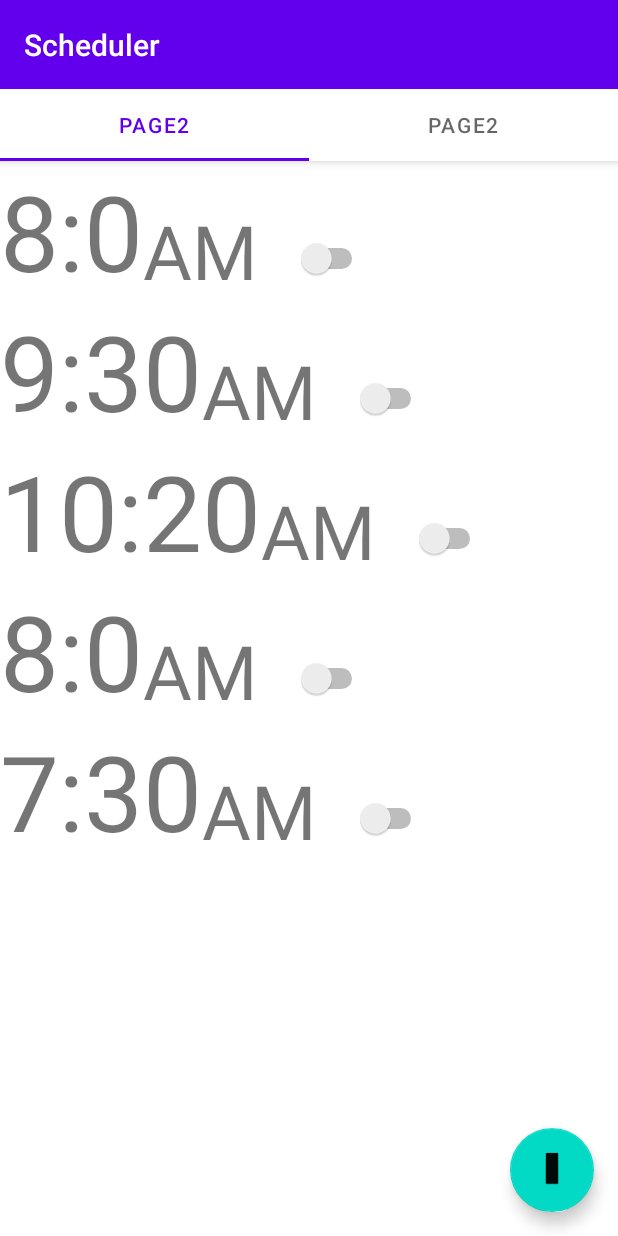
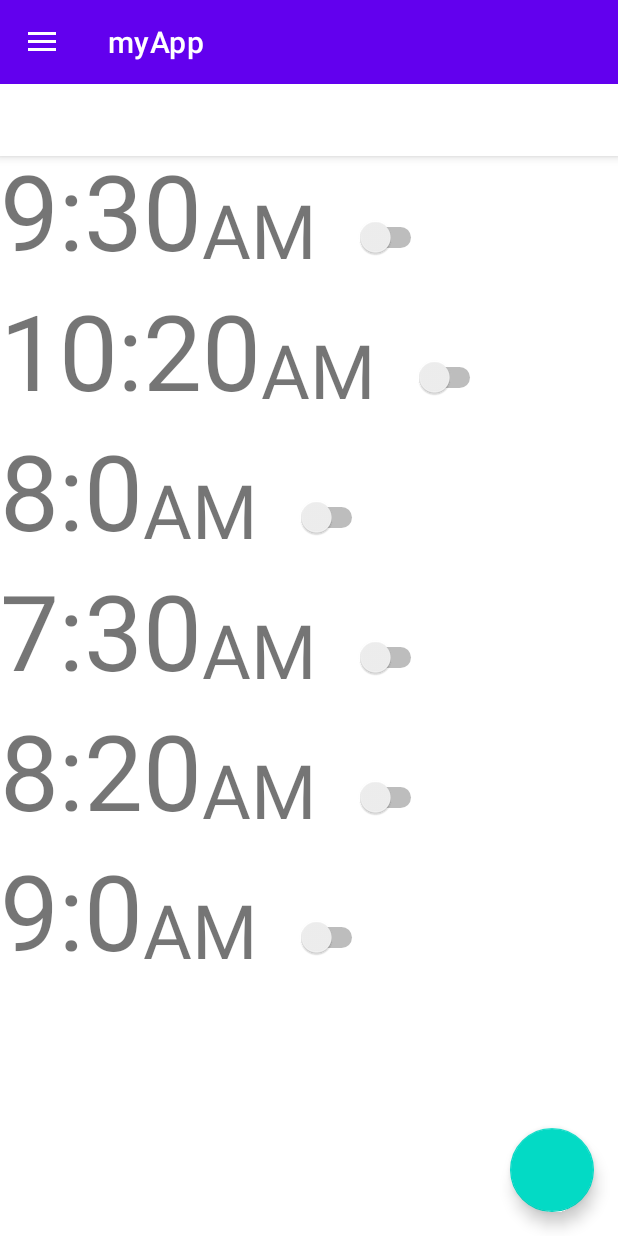
Before and after one commit to yassinebenarbia/Scheduler, an Android app: the screen it shows after launch (MainActivity), on a phone screen of 412 x 824 dp. Run offline under Robolectric (Android 15) with nearby library versions, the phone set to English and light mode, and no system bars.

Commit message:
added the navigation drawer to with an appropriate AppBar, need the add the ability to create threads though.

```diff
--- a/app/build.gradle
+++ b/app/build.gradle
@@ -33,6 +33,7 @@ android {
 
 dependencies {
 
+    implementation 'com.google.android.material:material:1.3.0-alpha03'
     implementation 'com.afollestad.material-dialogs:datetime:3.2.1'
     implementation 'androidx.appcompat:appcompat:1.6.0'
     implementation 'com.google.android.material:material:1.8.0'
--- a/app/src/main/java/com/example/scheduler/Alarm.java
+++ b/app/src/main/java/com/example/scheduler/Alarm.java
@@ -27,6 +27,14 @@ public class Alarm {
         this.state = state;
         this.mountingPoints = mountingPoints;
         this.time = new Time(time);
+    }
+    Alarm(String uuid, Boolean state, Long time, String mountingPoints){
+        this.uuid = UUID.fromString(uuid);
+        this.label="";
+        this.note="";
+        this.state=state;
+        this.mountingPoints=mountingPoints;
+        this.time=new Time(time);
     }
 
     private UUID uuid;
--- a/app/src/main/java/com/example/scheduler/ListOfRows.java
+++ b/app/src/main/java/com/example/scheduler/ListOfRows.java
@@ -47,6 +47,8 @@ public class ListOfRows extends Fragment {
         Date date1 = new Date();
         Date date2 = new Date();
         List<ListRow> listRows = new ArrayList<>();
+        listRows.add(ListRow.newInstance(date1,5,"",""));
+        listRows.add(ListRow.newInstance(date1,5,"",""));
         listRows.add(ListRow.newInstance(date1,5,"",""));
         listRows.add(ListRow.newInstance(date1,5,"",""));
         listRows.add(ListRow.newInstance(date1,5,"",""));
--- a/app/src/main/java/com/example/scheduler/MainActivity.java
+++ b/app/src/main/java/com/example/scheduler/MainActivity.java
@@ -9,29 +9,38 @@ import android.content.Intent;
 import android.os.Build;
 import android.os.Bundle;
 
+import com.google.android.material.appbar.MaterialToolbar;
 import com.google.android.material.floatingactionbutton.FloatingActionButton;
-import com.google.android.material.tabs.TabLayout;
 
+import androidx.annotation.NonNull;
+import androidx.appcompat.app.ActionBarDrawerToggle;
+import androidx.drawerlayout.widget.DrawerLayout;
 import androidx.viewpager.widget.ViewPager;
 import androidx.appcompat.app.AppCompatActivity;
 
+import android.util.Log;
+import android.view.MenuItem;
 import android.view.View;
 import android.widget.TimePicker;
+import android.widget.Toolbar;
 
 import com.example.scheduler.ui.main.SectionsPagerAdapter;
 import com.example.scheduler.databinding.ActivityMainBinding;
 
 import java.sql.SQLException;
 import java.util.Calendar;
+import java.util.UUID;
 
 /**
- *
  * setting the ViewPager with the adapter and
  * the TabLayout with the ViewPager
  */
 public class MainActivity extends AppCompatActivity {
 
     private ActivityMainBinding binding;
+    private MaterialToolbar toolbar;
+    public DrawerLayout drawerLayout;
+    public ActionBarDrawerToggle actionBarDrawerToggle;
     @Override
     protected void onCreate(Bundle savedInstanceState) {
         super.onCreate(savedInstanceState);
@@ -40,15 +49,49 @@ public class MainActivity extends AppCompatActivity {
         setContentView(binding.getRoot());
         createNotificationChannel();
 
+        toolbar = binding.toolbar;
+        setSupportActionBar(toolbar);
+
+        drawerLayout = binding.layoutDrawer;
+        // Todo : add the AppBar to the ActionBarDrawerToggle, see it's constructor to know more
+        actionBarDrawerToggle = new ActionBarDrawerToggle(this, drawerLayout,toolbar,R.string.open, R.string.close);
+
+        drawerLayout.addDrawerListener(actionBarDrawerToggle);
+        actionBarDrawerToggle.syncState();
+
+//        getSupportActionBar().setDisplayHomeAsUpEnabled(true);
+//        getSupportActionBar().setDisplayShowCustomEnabled(true);
+
         SectionsPagerAdapter sectionsPagerAdapter = new SectionsPagerAdapter(this, getSupportFragmentManager());
+
         ViewPager viewPager = binding.viewPager;
         viewPager.setAdapter(sectionsPagerAdapter);
+        viewPager.addOnPageChangeListener(new ViewPager.OnPageChangeListener() {
+            @Override
+            public void onPageScrolled(int position, float positionOffset, int positionOffsetPixels) {
 
-        TabLayout tabs = binding.tabs;
-        tabs.setupWithViewPager(viewPager);
+            }
+
+            // Assumption: the position is a number that represent the order of the current page
+            // with respect to all the pages putted in the viewPager
+            @Override
+            public void onPageSelected(int position) {
+                Log.i("onPageSelected","Page Number: "+String.valueOf(position));
+            }
+
+            @Override
+            public void onPageScrollStateChanged(int state) {
+
+            }
+        });
+
+//        TabLayout tabs = layoutBinding.tabs;
+//        tabs.setupWithViewPager(viewPager);
+
         // the floating button stuff
         FloatingActionButton fab = binding.fab;
         fab.setOnClickListener(new View.OnClickListener() {
+            // requesting the current hour and minute of the day
             final Calendar calendar = Calendar.getInstance();
             int hour = calendar.get(calendar.HOUR_OF_DAY);
             int minute= calendar.get(calendar.MINUTE);
@@ -69,7 +112,7 @@ public class MainActivity extends AppCompatActivity {
         });
     }
 
-    // this method creates a notificatino channel
+    // this method creates a notification channel
     private void createNotificationChannel() {
         if(Build.VERSION.SDK_INT > Build.VERSION_CODES.O ){
             String channelName = "scheduleChannelName";
@@ -98,22 +141,45 @@ public class MainActivity extends AppCompatActivity {
         calendar.set(Calendar.SECOND,1);
         long alarmTime = calendar.getTimeInMillis();
 
-        storeChosenAlarm();
+        Alarm alarm = new Alarm(UUID.randomUUID().toString(),
+                true,
+                alarmTime,
+                "1,2,3,4");
 
+        // storing the chosen alarm on DB
+        storeChosenAlarm(alarm);
+
+        //setting timer section "may be discussed later"
         alarmManager.set(AlarmManager.RTC_WAKEUP, alarmTime, pendingIntent);
     }
-    // storing the chosen Alarm goes here
-    public void storeChosenAlarm(){
+
+    //  after the user chooses the time he want to use this function will be executed
+    //  storing the chosen Alarm goes here
+    public void storeChosenAlarm(Alarm alarm){
         AlarmDBManager alarmDBManager = new AlarmDBManager(getBaseContext());
         try {
             alarmDBManager.open();
+            // need to be able to retrieve the Cycle that the alarm belongs to
+//            alarmDBManager.addAlarm(alarm,);
 
         } catch (SQLException e) {
             System.out.println("Could not open DB");
             throw new RuntimeException(e);
         }
+        alarmDBManager.close();
+    }
+    // handling the selection of the cycle on the sidebar
+    @Override
+    public boolean onOptionsItemSelected(@NonNull MenuItem item) {
+        if (actionBarDrawerToggle.onOptionsItemSelected(item)){
+            return true;
+        }
+        return super.onOptionsItemSelected(item);
+    }
 
-        alarmDBManager.close();
-
+    // toDo: what should the app do wen the user destroys it
+    @Override
+    protected void onDestroy() {
+        super.onDestroy();
     }
 }
--- a/app/src/main/res/layout/activity_main.xml
+++ b/app/src/main/res/layout/activity_main.xml
@@ -1,38 +1,43 @@
 <?xml version="1.0" encoding="utf-8"?>
-<androidx.coordinatorlayout.widget.CoordinatorLayout xmlns:android="http://schemas.android.com/apk/res/android"
+<androidx.drawerlayout.widget.DrawerLayout
+    xmlns:android="http://schemas.android.com/apk/res/android"
     xmlns:app="http://schemas.android.com/apk/res-auto"
     xmlns:tools="http://schemas.android.com/tools"
+    android:id="@+id/layoutDrawer"
     android:layout_width="match_parent"
     android:layout_height="match_parent"
     tools:context=".MainActivity">
 
+    <androidx.coordinatorlayout.widget.CoordinatorLayout
+        xmlns:android="http://schemas.android.com/apk/res/android"
+        android:layout_width="match_parent"
+        android:layout_height="wrap_content"
+        android:fitsSystemWindows="true">
+
         <com.google.android.material.appbar.AppBarLayout
             android:layout_width="match_parent"
             android:layout_height="wrap_content"
+            android:id="@+id/appBar"
             android:theme="@style/Theme.Scheduler.AppBarOverlay">
 
-        <TextView
-            android:id="@+id/title"
-            android:layout_width="wrap_content"
-            android:layout_height="wrap_content"
-            android:gravity="center"
-            android:minHeight="?actionBarSize"
-            android:padding="@dimen/appbar_padding"
-            android:text="@string/app_name"
-            android:textAppearance="@style/TextAppearance.Widget.AppCompat.Toolbar.Title" />
+            <com.google.android.material.appbar.MaterialToolbar
+                android:id="@+id/toolbar"
+                android:layout_width="match_parent"
+                android:layout_height="?attr/actionBarSize"
+                app:title="myApp"
+                app:menu="@menu/navigation_menu"/>
 
             <com.google.android.material.tabs.TabLayout
                 android:id="@+id/tabs"
                 android:layout_width="match_parent"
                 android:layout_height="wrap_content" />
+
         </com.google.android.material.appbar.AppBarLayout>
 
         <androidx.viewpager.widget.ViewPager
             android:id="@+id/view_pager"
             android:layout_width="match_parent"
-        android:layout_height="match_parent"
-        app:layout_behavior="@string/appbar_scrolling_view_behavior" />
-
+            android:layout_height="match_parent"/>
 
         <com.google.android.material.floatingactionbutton.FloatingActionButton
             android:id="@+id/fab"
@@ -40,6 +45,16 @@
             android:layout_height="wrap_content"
             android:layout_gravity="bottom|end"
             android:layout_marginEnd="@dimen/fab_margin"
-        android:layout_marginBottom="16dp"
-        app:srcCompat="@android:drawable/btn_default" />
+            android:layout_marginBottom="16dp"/>
     </androidx.coordinatorlayout.widget.CoordinatorLayout>
+
+    <com.google.android.material.navigation.NavigationView
+        android:layout_width="wrap_content"
+        android:layout_height="match_parent"
+        android:layout_gravity="start"
+        android:fitsSystemWindows="true"
+        android:id="@+id/navigationView"
+        app:menu="@menu/navigation_menu"/>
+
+
+</androidx.drawerlayout.widget.DrawerLayout>
--- /dev/null
+++ b/app/src/main/res/menu/navigation_menu.xml
@@ -0,0 +1,19 @@
+<?xml version="1.0" encoding="utf-8"?>
+<menu
+    xmlns:android="http://schemas.android.com/apk/res/android"
+    xmlns:tools="http://schemas.android.com/tools"
+    tools:ignore="HardcodedText">
+
+    <item
+        android:id="@+id/nav_account"
+        android:title="My Account" />
+
+    <item
+        android:id="@+id/nav_settings"
+        android:title="Settings" />
+
+    <item
+        android:id="@+id/nav_logout"
+        android:title="Logout" />
+
+</menu>
--- a/app/src/main/res/values/strings.xml
+++ b/app/src/main/res/values/strings.xml
@@ -4,6 +4,8 @@
     <string name="tab_text_2">Tab 2</string>
     <!-- TODO: Remove or change this placeholder text -->
     <string name="hello_blank_fragment">Hello blank fragment</string>
+    <string name="open">Open</string>
+    <string name="close">Close</string>
 
     <integer-array name="hours">
         <item>8</item>
```
Also changed, not shown: app/src/main/java/com/example/scheduler/AlarmReceiver.java (+5 -2 lines). Lines whose indentation alone changed are shown as unchanged.
